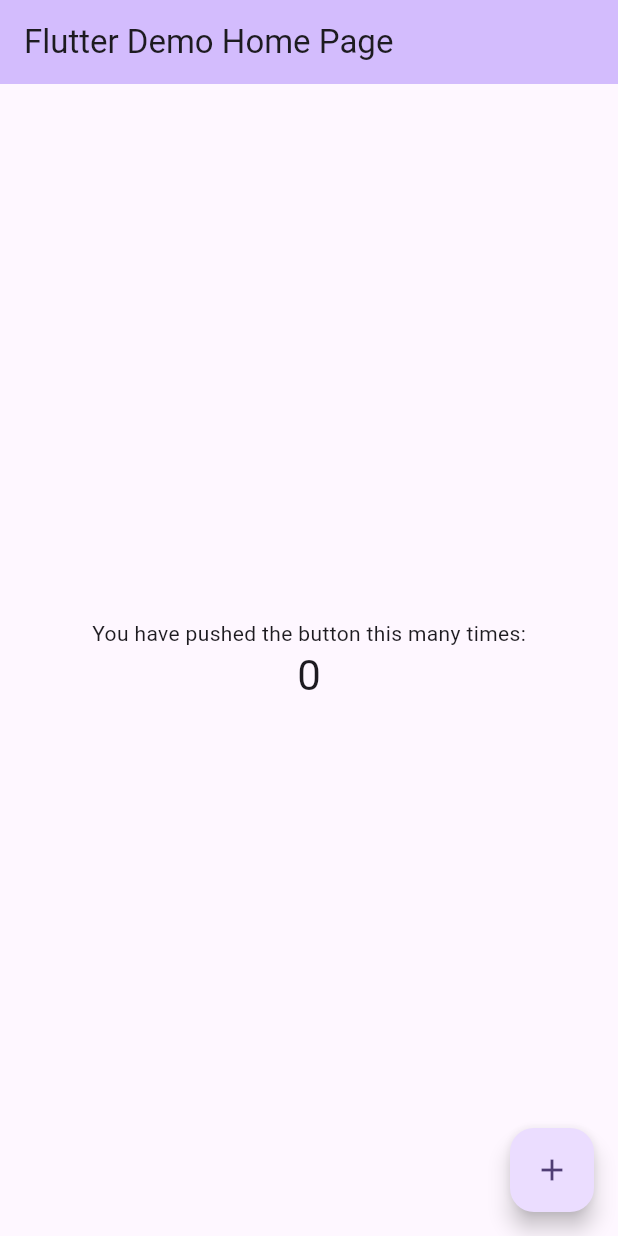
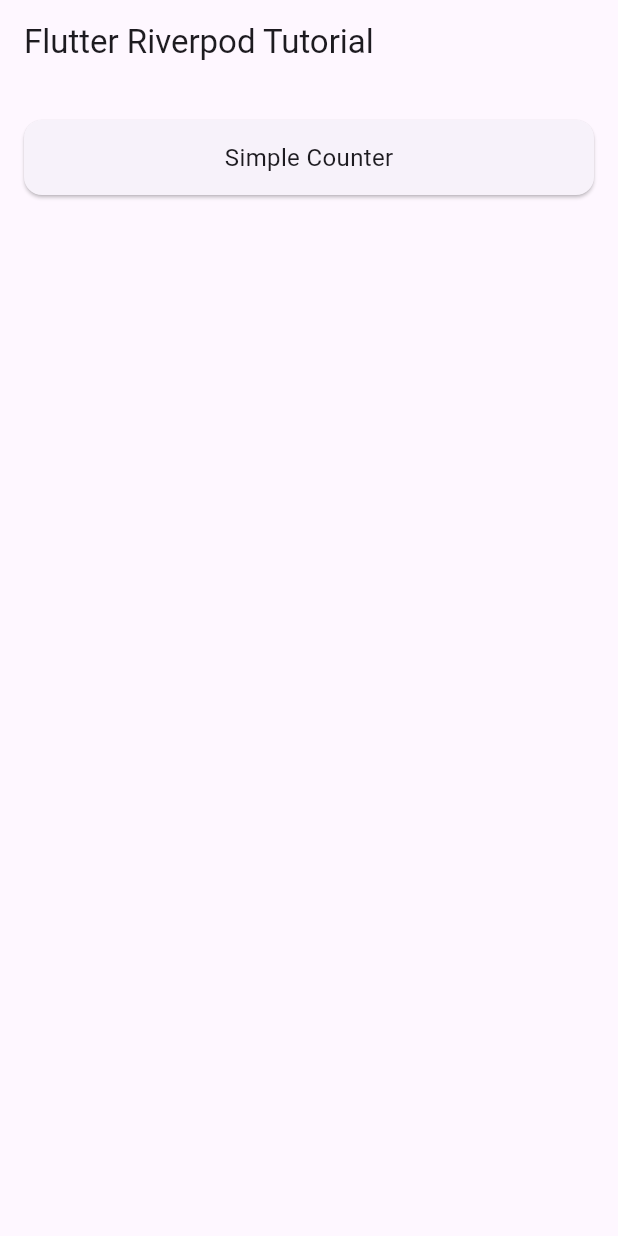
Before and after one commit to jackychoi26/flutter_riverpod_tutorial, a Flutter app: the screen it shows after launch, on a phone screen of 412 x 824 dp. Run offline on Flutter 3.47's test engine with Material 3 defaults, Android fonts, the phone set to English and light mode, and no system bars; our stand-ins replace flutter_riverpod, riverpod_annotation; generated files the repository leaves out were written again.

Commit message:
Add simple counter to demonstrate the basic read from provider feature

```diff
--- a/lib/main.dart
+++ b/lib/main.dart
@@ -1,122 +1,45 @@
 import 'package:flutter/material.dart';
+import 'package:flutter_riverpod/flutter_riverpod.dart';
+import 'package:flutter_riverpod_tutorial/simple_counter/simple_counter.dart';
 
 void main() {
-  runApp(const MyApp());
+  runApp(ProviderScope(child: MaterialApp(home: HomeView())));
 }
 
-class MyApp extends StatelessWidget {
-  const MyApp({super.key});
+class HomeView extends ConsumerWidget {
+  const HomeView({super.key});
 
-  // This widget is the root of your application.
   @override
-  Widget build(BuildContext context) {
-    return MaterialApp(
-      title: 'Flutter Demo',
-      theme: ThemeData(
-        // This is the theme of your application.
-        //
-        // TRY THIS: Try running your application with "flutter run". You'll see
-        // the application has a purple toolbar. Then, without quitting the app,
-        // try changing the seedColor in the colorScheme below to Colors.green
-        // and then invoke "hot reload" (save your changes or press the "hot
-        // reload" button in a Flutter-supported IDE, or press "r" if you used
-        // the command line to start the app).
-        //
-        // Notice that the counter didn't reset back to zero; the application
-        // state is not lost during the reload. To reset the state, use hot
-        // restart instead.
-        //
-        // This works for code too, not just values: Most code changes can be
-        // tested with just a hot reload.
-        colorScheme: ColorScheme.fromSeed(seedColor: Colors.deepPurple),
+  Widget build(BuildContext context, WidgetRef ref) {
+    return Scaffold(
+      appBar: AppBar(title: Text('Flutter Riverpod Tutorial')),
+      body: ListView(
+        children: [
+          const SizedBox(height: 16),
+          _createPage(context, 'Simple Counter', SimpleCounterScreen()),
+        ],
       ),
-      home: const MyHomePage(title: 'Flutter Demo Home Page'),
+    );
+  }
+
+  Widget _createPage(BuildContext context, String name, Widget screen) {
+    return GestureDetector(
+      onTap: () {
+        Navigator.push(
+          context,
+          MaterialPageRoute(builder: (context) => const SimpleCounterScreen()),
+        );
+      },
+      child: Card(
+        margin: const EdgeInsets.symmetric(horizontal: 16, vertical: 8),
+        child: SizedBox(
+          height: 50,
+          width: double.infinity,
+          child: Center(
+            child: Text(name, style: const TextStyle(fontSize: 16)),
+          ),
+        ),
+      ),
     );
   }
 }
-
-class MyHomePage extends StatefulWidget {
-  const MyHomePage({super.key, required this.title});
-
-  // This widget is the home page of your application. It is stateful, meaning
-  // that it has a State object (defined below) that contains fields that affect
-  // how it looks.
-
-  // This class is the configuration for the state. It holds the values (in this
-  // case the title) provided by the parent (in this case the App widget) and
-  // used by the build method of the State. Fields in a Widget subclass are
-  // always marked "final".
-
-  final String title;
-
-  @override
-  State<MyHomePage> createState() => _MyHomePageState();
-}
-
-class _MyHomePageState extends State<MyHomePage> {
-  int _counter = 0;
-
-  void _incrementCounter() {
-    setState(() {
-      // This call to setState tells the Flutter framework that something has
-      // changed in this State, which causes it to rerun the build method below
-      // so that the display can reflect the updated values. If we changed
-      // _counter without calling setState(), then the build method would not be
-      // called again, and so nothing would appear to happen.
-      _counter++;
-    });
-  }
-
-  @override
-  Widget build(BuildContext context) {
-    // This method is rerun every time setState is called, for instance as done
-    // by the _incrementCounter method above.
-    //
-    // The Flutter framework has been optimized to make rerunning build methods
-    // fast, so that you can just rebuild anything that needs updating rather
-    // than having to individually change instances of widgets.
-    return Scaffold(
-      appBar: AppBar(
-        // TRY THIS: Try changing the color here to a specific color (to
-        // Colors.amber, perhaps?) and trigger a hot reload to see the AppBar
-        // change color while the other colors stay the same.
-        backgroundColor: Theme.of(context).colorScheme.inversePrimary,
-        // Here we take the value from the MyHomePage object that was created by
-        // the App.build method, and use it to set our appbar title.
-        title: Text(widget.title),
-      ),
-      body: Center(
-        // Center is a layout widget. It takes a single child and positions it
-        // in the middle of the parent.
-        child: Column(
-          // Column is also a layout widget. It takes a list of children and
-          // arranges them vertically. By default, it sizes itself to fit its
-          // children horizontally, and tries to be as tall as its parent.
-          //
-          // Column has various properties to control how it sizes itself and
-          // how it positions its children. Here we use mainAxisAlignment to
-          // center the children vertically; the main axis here is the vertical
-          // axis because Columns are vertical (the cross axis would be
-          // horizontal).
-          //
-          // TRY THIS: Invoke "debug painting" (choose the "Toggle Debug Paint"
-          // action in the IDE, or press "p" in the console), to see the
-          // wireframe for each widget.
-          mainAxisAlignment: MainAxisAlignment.center,
-          children: <Widget>[
-            const Text('You have pushed the button this many times:'),
-            Text(
-              '$_counter',
-              style: Theme.of(context).textTheme.headlineMedium,
-            ),
-          ],
-        ),
-      ),
-      floatingActionButton: FloatingActionButton(
-        onPressed: _incrementCounter,
-        tooltip: 'Increment',
-        child: const Icon(Icons.add),
-      ), // This trailing comma makes auto-formatting nicer for build methods.
-    );
-  }
-}
--- /dev/null
+++ b/lib/simple_counter/simple_counter.dart
@@ -0,0 +1,33 @@
+import 'package:flutter/material.dart';
+import 'package:flutter_riverpod/flutter_riverpod.dart';
+import 'package:riverpod_annotation/riverpod_annotation.dart';
+
+part 'simple_counter.g.dart';
+
+@riverpod
+class Counter extends _$Counter {
+  @override
+  int build() => 0;
+  void increment() => state = state + 1;
+}
+
+class SimpleCounterScreen extends ConsumerWidget {
+  const SimpleCounterScreen({super.key});
+
+  @override
+  Widget build(BuildContext context, WidgetRef ref) {
+    final count = ref.watch(counterProvider);
+
+    return Scaffold(
+      appBar: AppBar(title: Text('Simple Counter')),
+      floatingActionButton: FloatingActionButton(
+        onPressed: () {
+          // Call `increment()` on the `Counter` class
+          ref.read(counterProvider.notifier).increment();
+        },
+        child: const Icon(Icons.add),
+      ),
+      body: Center(child: Text('${count}')),
+    );
+  }
+}
--- a/pubspec.yaml
+++ b/pubspec.yaml
@@ -34,6 +34,8 @@ dependencies:
   # The following adds the Cupertino Icons font to your application.
   # Use with the CupertinoIcons class for iOS style icons.
   cupertino_icons: ^1.0.8
+  flutter_riverpod: ^2.6.1
+  riverpod_annotation: ^2.6.1
 
 dev_dependencies:
   flutter_test:
@@ -45,6 +47,10 @@ dev_dependencies:
   # package. See that file for information about deactivating specific lint
   # rules and activating additional ones.
   flutter_lints: ^5.0.0
+  riverpod_generator: ^2.6.5
+  build_runner: ^2.4.15
+  custom_lint: ^0.7.5
+  riverpod_lint: ^2.6.5
 
 # For information on the generic Dart part of this file, see the
 # following page: https://dart.dev/tools/pub/pubspec
```
Also changed, not shown: lib/simple_counter/simple_counter.g.dart (added), pubspec.lock.
